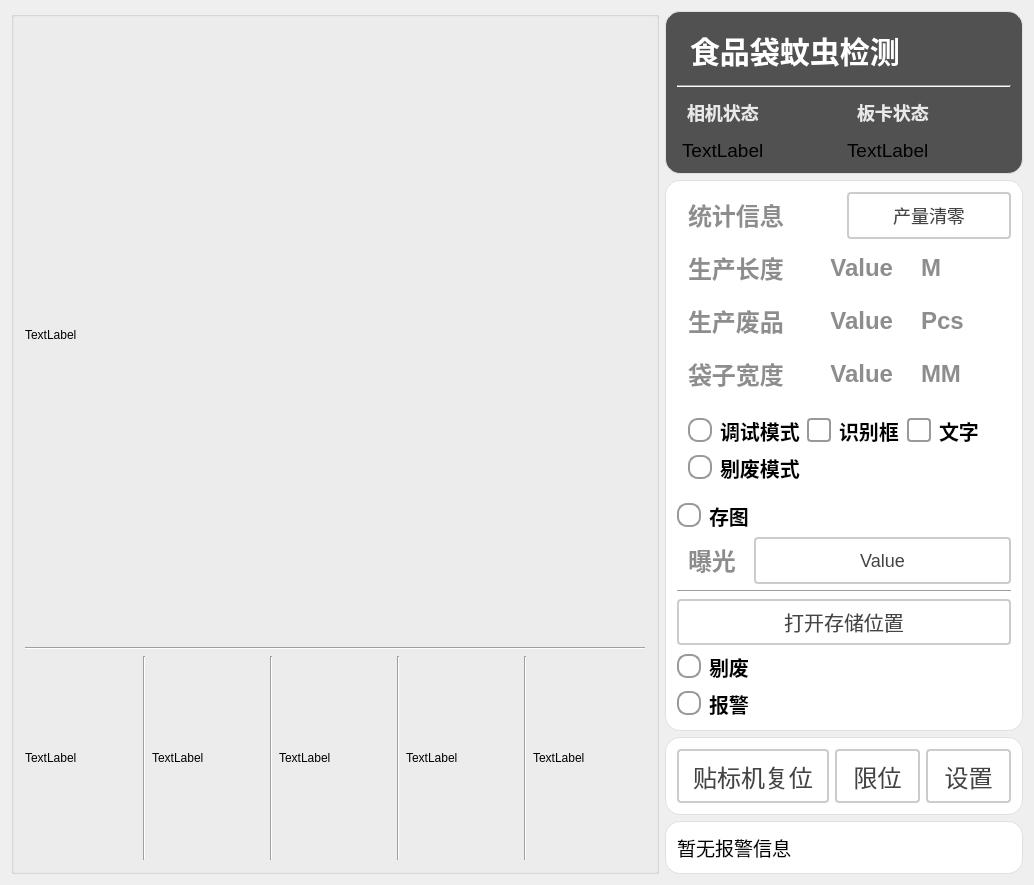
Before: the Qt Designer form MosquitoDetectionOfFoodBags/ui/MDOFoodBags.ui in WIND-ROAD-RUN/MosquitoDetectionOfFoodBags, drawn with Qt 5.
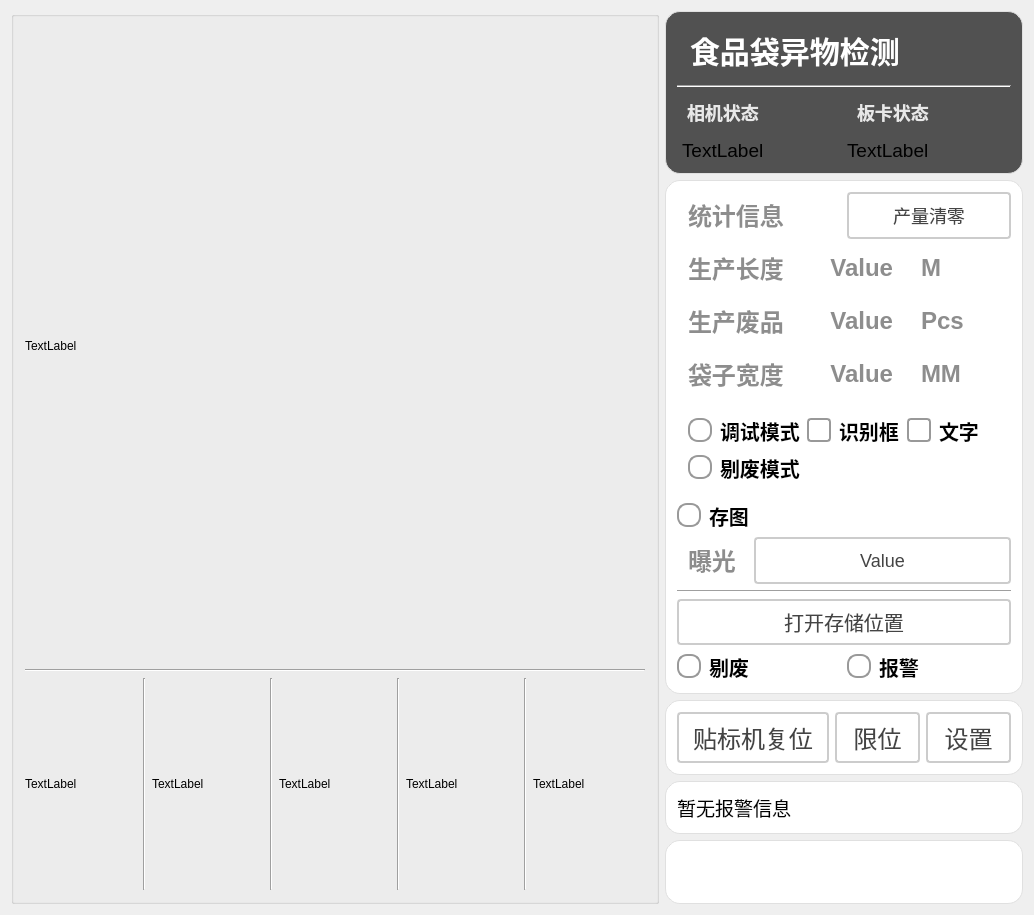
After: the same form once the commit is applied. Icons and pictures are not drawn.

Diff of the .ui file:
```diff
--- a/MosquitoDetectionOfFoodBags/ui/MDOFoodBags.ui
+++ b/MosquitoDetectionOfFoodBags/ui/MDOFoodBags.ui
@@ -188,7 +188,7 @@
        </widget>
       </item>
       <item>
-       <layout class="QVBoxLayout" name="vLayout_SideBar" stretch="4,16,4,2">
+       <layout class="QVBoxLayout" name="vLayout_SideBar" stretch="2,6,2,1,1">
         <item>
          <widget class="QGroupBox" name="groupBox_head">
           <property name="styleSheet">
@@ -232,7 +232,7 @@
     }</string>
                </property>
                <property name="text">
-                <string>食品袋蚊虫检测</string>
+                <string>食品袋异物检测</string>
                </property>
               </widget>
              </item>
@@ -387,7 +387,7 @@
           </property>
           <layout class="QGridLayout" name="gridLayout_4">
            <item row="0" column="0">
-            <layout class="QVBoxLayout" name="verticalLayout_4" stretch="1,1,1,1,2,1,1,1,1,1,1">
+            <layout class="QVBoxLayout" name="verticalLayout_4" stretch="1,1,1,1,1,1,1,1,1,1">
              <item>
               <layout class="QHBoxLayout" name="hLayout_info" stretch="1,1">
                <item>
@@ -1084,6 +1084,8 @@
               </widget>
              </item>
              <item>
+              <layout class="QHBoxLayout" name="horizontalLayout_12">
+               <item>
               <widget class="QRadioButton" name="rbtn_istifei">
                <property name="sizePolicy">
                 <sizepolicy hsizetype="Minimum" vsizetype="Minimum">
@@ -1234,6 +1236,8 @@
             </layout>
            </item>
           </layout>
+           </item>
+          </layout>
          </widget>
         </item>
         <item>
@@ -1399,6 +1403,54 @@
           </layout>
          </widget>
         </item>
+        <item>
+         <widget class="QGroupBox" name="gBox_companyInfo">
+          <property name="styleSheet">
+           <string notr="true">QGroupBox {
+    font-size: 20px;
+    font-weight: bold;
+    background-color: rgb(255, 255, 255);
+    border: 1px solid #e0e0e0;
+    border-radius: 2px;
+	border-radius: 15px
+}
+
+QGroupBox::title {
+    subcontrol-origin: margin;
+    left: 10px;
+    padding: 0 5px;
+    color: #2c3e50;
+}</string>
+          </property>
+          <property name="title">
+           <string/>
+          </property>
+          <layout class="QHBoxLayout" name="horizontalLayout_13">
+           <item>
+            <widget class="QLabel" name="label_companyInfo">
+             <property name="font">
+              <font>
+               <pointsize>-1</pointsize>
+               <bold>true</bold>
+              </font>
+             </property>
+             <property name="styleSheet">
+              <string notr="true">QLabel {
+       font-size: 24px;        
+       font-weight: bold;        
+       color:  rgb(141, 141, 141);       
+       padding: 5px 5px;     
+       border-bottom: 2px solid #cccccc; 
+    }</string>
+             </property>
+             <property name="text">
+              <string/>
+             </property>
+            </widget>
+           </item>
+          </layout>
+         </widget>
+        </item>
        </layout>
       </item>
      </layout>
```
Lines whose indentation alone changed are shown as unchanged.
